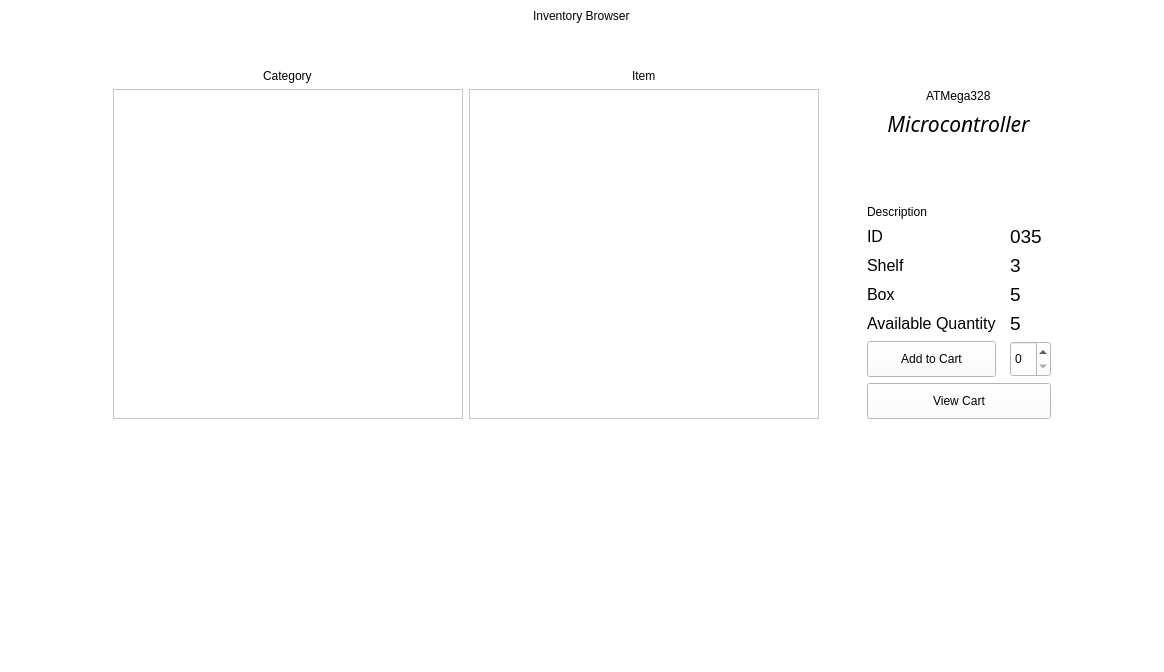
arc-bphc/sims-gui, file inventory.ui: the form before one commit.
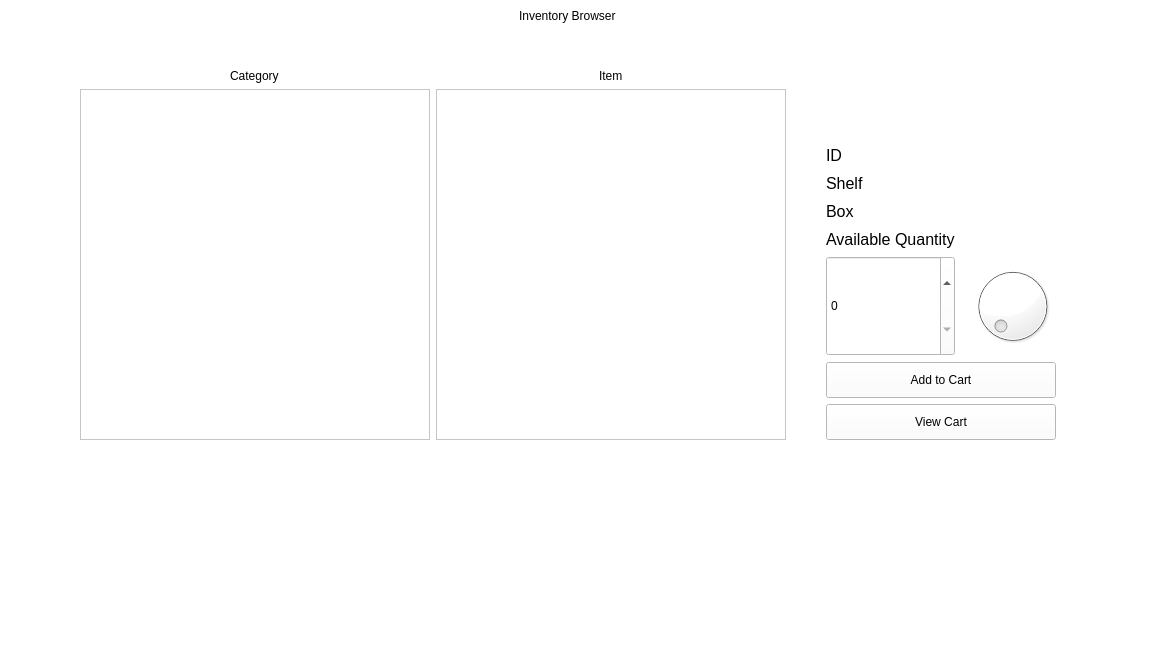
The form after the commit. Icons and pictures are not drawn.

The edit to the form file:
```diff
--- a/inventory.ui
+++ b/inventory.ui
@@ -49,7 +49,17 @@
         <property name="verticalSpacing">
          <number>6</number>
         </property>
-        <item row="3" column="0" colspan="2" alignment="Qt::AlignHCenter">
+        <item row="10" column="0" colspan="2">
+         <widget class="QPushButton" name="cartButton">
+          <property name="focusPolicy">
+           <enum>Qt::NoFocus</enum>
+          </property>
+          <property name="text">
+           <string>View Cart</string>
+          </property>
+         </widget>
+        </item>
+        <item row="2" column="0" colspan="2" alignment="Qt::AlignHCenter">
          <widget class="QLabel" name="partImage">
           <property name="maximumSize">
            <size>
@@ -68,25 +78,15 @@
           </property>
          </widget>
         </item>
-        <item row="0" column="0" colspan="2" alignment="Qt::AlignHCenter">
-         <widget class="QLabel" name="partName">
-          <property name="styleSheet">
-           <string notr="true">font: 20pt &quot;Noto Sans&quot;;</string>
-          </property>
-          <property name="text">
-           <string>ATMega328</string>
-          </property>
-         </widget>
-        </item>
-        <item row="8" column="1">
-         <widget class="QLabel" name="partQty">
+        <item row="3" column="1">
+         <widget class="QLabel" name="partID">
           <property name="font">
            <font>
             <pointsize>14</pointsize>
            </font>
           </property>
           <property name="text">
-           <string>5</string>
+           <string/>
           </property>
          </widget>
         </item>
@@ -105,33 +105,11 @@
            <string notr="true">font: italic 16pt &quot;Noto Sans&quot;;</string>
           </property>
           <property name="text">
-           <string>&lt;html&gt;&lt;head/&gt;&lt;body&gt;&lt;p align=&quot;center&quot;&gt;&lt;span style=&quot; font-style:italic;&quot;&gt;Microcontroller&lt;/span&gt;&lt;/p&gt;&lt;/body&gt;&lt;/html&gt;</string>
+           <string/>
           </property>
          </widget>
         </item>
-        <item row="9" column="0">
-         <widget class="QPushButton" name="addToCartButton">
-          <property name="focusPolicy">
-           <enum>Qt::NoFocus</enum>
-          </property>
-          <property name="text">
-           <string>Add to Cart</string>
-          </property>
-         </widget>
-        </item>
-        <item row="7" column="1">
-         <widget class="QLabel" name="partBox">
-          <property name="font">
-           <font>
-            <pointsize>14</pointsize>
-           </font>
-          </property>
-          <property name="text">
-           <string>5</string>
-          </property>
-         </widget>
-        </item>
-        <item row="8" column="0">
+        <item row="6" column="0">
          <widget class="QLabel" name="label_12">
           <property name="font">
            <font>
@@ -145,7 +123,35 @@
           </property>
          </widget>
         </item>
-        <item row="6" column="1">
+        <item row="5" column="0">
+         <widget class="QLabel" name="label_5">
+          <property name="font">
+           <font>
+            <pointsize>12</pointsize>
+            <weight>50</weight>
+            <bold>false</bold>
+           </font>
+          </property>
+          <property name="text">
+           <string>Box</string>
+          </property>
+         </widget>
+        </item>
+        <item row="4" column="0">
+         <widget class="QLabel" name="label_4">
+          <property name="font">
+           <font>
+            <pointsize>12</pointsize>
+            <weight>50</weight>
+            <bold>false</bold>
+           </font>
+          </property>
+          <property name="text">
+           <string>Shelf</string>
+          </property>
+         </widget>
+        </item>
+        <item row="4" column="1">
          <widget class="QLabel" name="partShelf">
           <property name="font">
            <font>
@@ -153,21 +159,49 @@
            </font>
           </property>
           <property name="text">
-           <string>3</string>
+           <string/>
           </property>
          </widget>
         </item>
-        <item row="10" column="0" colspan="2">
-         <widget class="QPushButton" name="cartButton">
-          <property name="focusPolicy">
-           <enum>Qt::NoFocus</enum>
+        <item row="5" column="1">
+         <widget class="QLabel" name="partBox">
+          <property name="font">
+           <font>
+            <pointsize>14</pointsize>
+           </font>
           </property>
           <property name="text">
-           <string>View Cart</string>
+           <string/>
           </property>
          </widget>
         </item>
-        <item row="9" column="1">
+        <item row="3" column="0">
+         <widget class="QLabel" name="label_3">
+          <property name="font">
+           <font>
+            <pointsize>12</pointsize>
+            <weight>50</weight>
+            <bold>false</bold>
+           </font>
+          </property>
+          <property name="text">
+           <string>ID</string>
+          </property>
+         </widget>
+        </item>
+        <item row="6" column="1">
+         <widget class="QLabel" name="partQty">
+          <property name="font">
+           <font>
+            <pointsize>14</pointsize>
+           </font>
+          </property>
+          <property name="text">
+           <string/>
+          </property>
+         </widget>
+        </item>
+        <item row="8" column="0">
          <widget class="QSpinBox" name="qtySpinBox">
           <property name="sizePolicy">
            <sizepolicy hsizetype="Expanding" vsizetype="Expanding">
@@ -192,79 +226,18 @@
           </property>
          </widget>
         </item>
-        <item row="5" column="1">
-         <widget class="QLabel" name="partID">
-          <property name="font">
-           <font>
-            <pointsize>14</pointsize>
-           </font>
+        <item row="9" column="0" colspan="2">
+         <widget class="QPushButton" name="addToCartButton">
+          <property name="focusPolicy">
+           <enum>Qt::NoFocus</enum>
           </property>
           <property name="text">
-           <string>035</string>
+           <string>Add to Cart</string>
           </property>
          </widget>
         </item>
-        <item row="6" column="0">
-         <widget class="QLabel" name="label_4">
-          <property name="font">
-           <font>
-            <pointsize>12</pointsize>
-            <weight>50</weight>
-            <bold>false</bold>
-           </font>
-          </property>
-          <property name="text">
-           <string>Shelf</string>
-          </property>
-         </widget>
-        </item>
-        <item row="7" column="0">
-         <widget class="QLabel" name="label_5">
-          <property name="font">
-           <font>
-            <pointsize>12</pointsize>
-            <weight>50</weight>
-            <bold>false</bold>
-           </font>
-          </property>
-          <property name="text">
-           <string>Box</string>
-          </property>
-         </widget>
-        </item>
-        <item row="5" column="0">
-         <widget class="QLabel" name="label_3">
-          <property name="font">
-           <font>
-            <pointsize>12</pointsize>
-            <weight>50</weight>
-            <bold>false</bold>
-           </font>
-          </property>
-          <property name="text">
-           <string>ID</string>
-          </property>
-         </widget>
-        </item>
-        <item row="2" column="0" colspan="2">
-         <spacer name="verticalSpacer_3">
-          <property name="orientation">
-           <enum>Qt::Vertical</enum>
-          </property>
-          <property name="sizeHint" stdset="0">
-           <size>
-            <width>20</width>
-            <height>40</height>
-           </size>
-          </property>
-         </spacer>
-        </item>
-        <item row="4" column="0" colspan="2">
-         <widget class="QLabel" name="descriptionLabel">
-          <property name="text">
-           <string>Description</string>
-          </property>
-         </widget>
+        <item row="8" column="1">
+         <widget class="QDial" name="dial"/>
         </item>
        </layout>
       </item>
@@ -362,6 +335,51 @@
         </property>
        </spacer>
       </item>
+      <item row="3" column="4">
+       <spacer name="horizontalSpacer_4">
+        <property name="orientation">
+         <enum>Qt::Horizontal</enum>
+        </property>
+        <property name="sizeHint" stdset="0">
+         <size>
+          <width>40</width>
+          <height>20</height>
+         </size>
+        </property>
+       </spacer>
+      </item>
+      <item row="2" column="3">
+       <widget class="QLabel" name="partName">
+        <property name="styleSheet">
+         <string notr="true">font: 20pt &quot;Noto Sans&quot;;</string>
+        </property>
+        <property name="text">
+         <string/>
+        </property>
+       </widget>
+      </item>
+      <item row="3" column="1">
+       <widget class="QListView" name="itemListView">
+        <property name="minimumSize">
+         <size>
+          <width>350</width>
+          <height>0</height>
+         </size>
+        </property>
+        <property name="maximumSize">
+         <size>
+          <width>16777215</width>
+          <height>16777215</height>
+         </size>
+        </property>
+        <property name="editTriggers">
+         <set>QAbstractItemView::NoEditTriggers</set>
+        </property>
+        <property name="alternatingRowColors">
+         <bool>true</bool>
+        </property>
+       </widget>
+      </item>
      </layout>
     </item>
     <item row="0" column="2">
```
Left out of the diff: 107 changed lines with no effect on the pictures.
